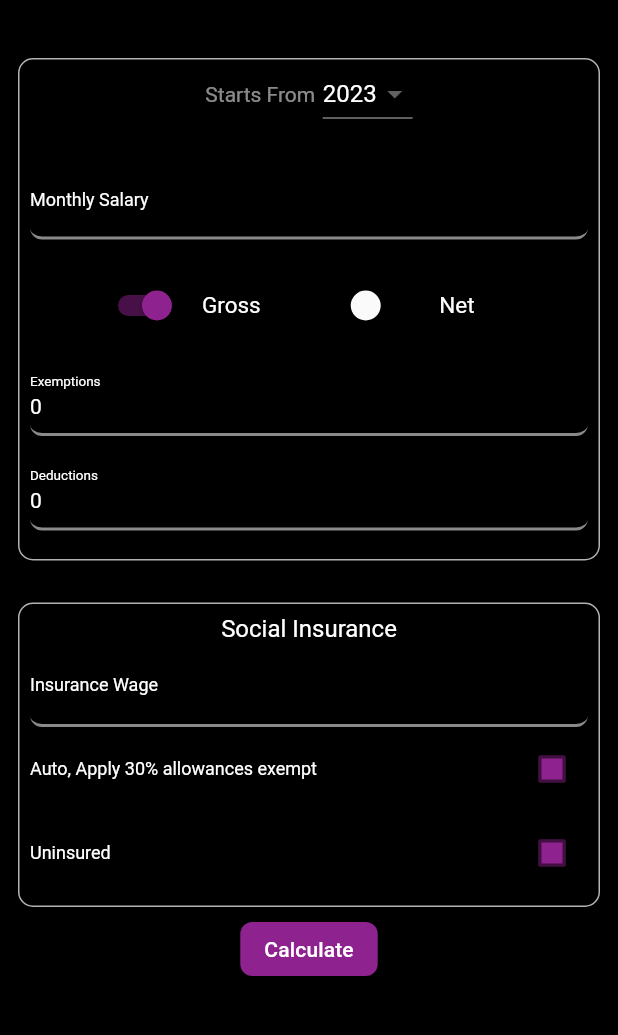
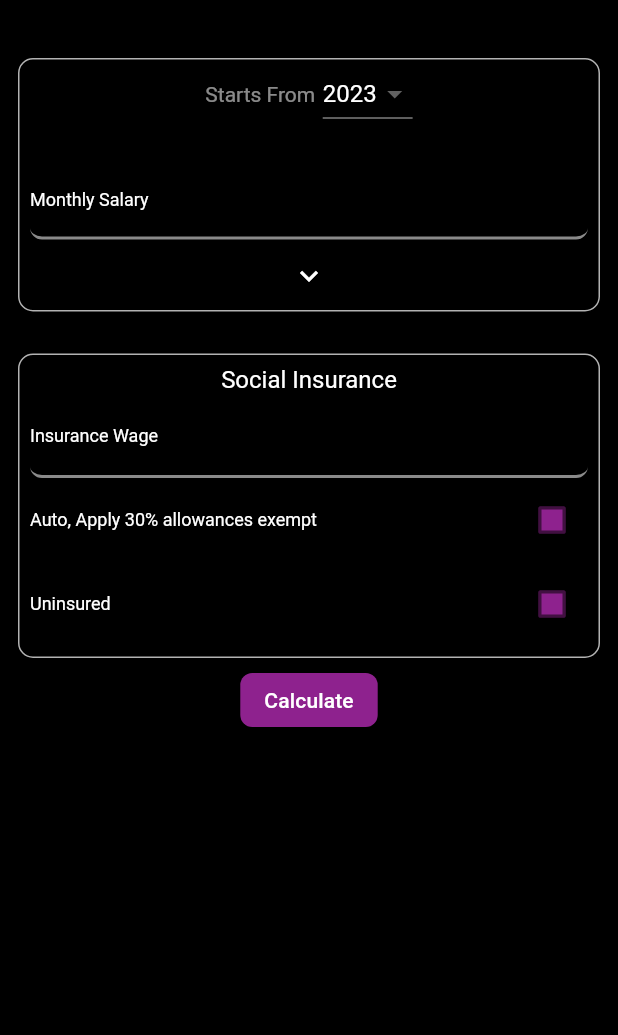
Before and after one commit to Abdelrahmansayed1/Taxes, a Flutter app: the screen it shows after launch, on a phone screen of 412 x 824 dp, the part 62-1097 px from its top. Run offline on Flutter 3.47's test engine with Material 2 defaults, Android fonts, the phone set to English and light mode, and no system bars; our stand-ins replace syncfusion_flutter_charts; Roboto replaces fonts that are missing (Outfit).

Commit message:
Expand more added

```diff
--- a/lib/Widgets/form.dart
+++ b/lib/Widgets/form.dart
@@ -14,6 +14,7 @@ class TaxesForm extends StatefulWidget {
 }
 
 class _TaxesFormState extends State<TaxesForm> {
+  bool _isExpanded = false;
   void save() {
     if (_formKey.currentState!.validate()) {
       _formKey.currentState!.save();
@@ -82,9 +83,24 @@ class _TaxesFormState extends State<TaxesForm> {
                       ],
                     ),
                     MonthlySalary(),
-                    const NetOrGross(),
-                    const Exemptions(),
-                    const Deductions(),
+                    IconButton(
+                        onPressed: () {
+                          setState(() {
+                            _isExpanded = !_isExpanded;
+                          });
+                        },
+                        icon: _isExpanded
+                            ? const Icon(
+                                Icons.expand_less,
+                                color: Colors.white,
+                              )
+                            : const Icon(
+                                Icons.expand_more,
+                                color: Colors.white,
+                              )),
+                    _isExpanded ? const NetOrGross() : Container(),
+                    _isExpanded ? const Exemptions() : Container(),
+                    _isExpanded ? const Deductions() : Container(),
                   ],
                 ),
               ),
--- a/lib/Widgets/result_card.dart
+++ b/lib/Widgets/result_card.dart
@@ -14,7 +14,7 @@ class ResultCard extends StatelessWidget {
   @override
   Widget build(BuildContext context) {
     return Padding(
-        padding: EdgeInsets.fromLTRB(12, 12, 12, 0),
+        padding: const EdgeInsets.fromLTRB(12, 12, 12, 0),
         child: Container(
           decoration: BoxDecoration(
             color: Theme.of(context).colorScheme.secondary,
--- a/lib/Widgets/social_insurance.dart
+++ b/lib/Widgets/social_insurance.dart
@@ -1,6 +1,5 @@
-import 'dart:convert';
-
 import 'package:flutter/material.dart';
+import 'package:taxes/Widgets/monthly_salary.dart';
 
 int socialInsurance = 0;
 
```
